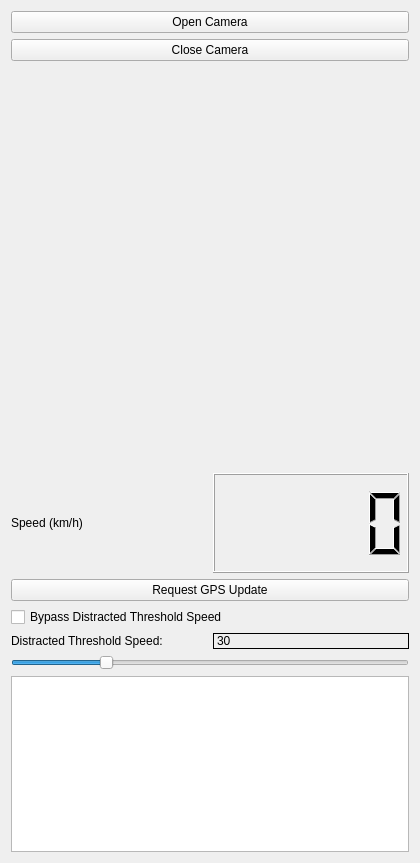
This is drivermonitorandroid.ui in josephsazon/DriverMonitorAndroid as Qt 5 draws it before an edit. The edited form follows.
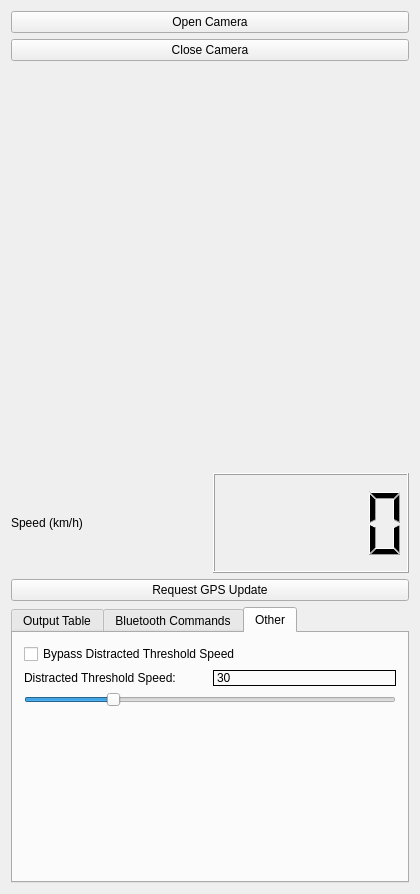
This is the edited form. Custom widgets are drawn as their Qt base class.

Diff of the .ui file:
```diff
--- a/drivermonitorandroid.ui
+++ b/drivermonitorandroid.ui
@@ -7,7 +7,7 @@
     <x>0</x>
     <y>0</y>
     <width>420</width>
-    <height>863</height>
+    <height>894</height>
    </rect>
   </property>
   <property name="sizePolicy">
@@ -74,6 +74,43 @@
      </widget>
     </item>
     <item>
+     <widget class="QTabWidget" name="tabWidget">
+      <property name="currentIndex">
+       <number>2</number>
+      </property>
+      <widget class="QWidget" name="tab">
+       <attribute name="title">
+        <string>Output Table</string>
+       </attribute>
+       <layout class="QVBoxLayout" name="verticalLayout_3">
+        <item>
+         <widget class="QTableWidget" name="tableDisplay"/>
+        </item>
+       </layout>
+      </widget>
+      <widget class="QWidget" name="tab_2">
+       <attribute name="title">
+        <string>Bluetooth Commands</string>
+       </attribute>
+       <layout class="QVBoxLayout" name="verticalLayout_2">
+        <item>
+         <widget class="QTextBrowser" name="commandText">
+          <property name="sizePolicy">
+           <sizepolicy hsizetype="Expanding" vsizetype="Expanding">
+            <horstretch>0</horstretch>
+            <verstretch>0</verstretch>
+           </sizepolicy>
+          </property>
+         </widget>
+        </item>
+       </layout>
+      </widget>
+      <widget class="QWidget" name="tab_3">
+       <attribute name="title">
+        <string>Other</string>
+       </attribute>
+       <layout class="QVBoxLayout" name="verticalLayout_4">
+        <item>
      <widget class="QCheckBox" name="ThresholdSpeedBypass_checkBox">
       <property name="text">
        <string>Bypass Distracted Threshold Speed</string>
@@ -118,13 +155,23 @@
      </widget>
     </item>
     <item>
-     <widget class="QTextBrowser" name="commandText">
-      <property name="sizePolicy">
-       <sizepolicy hsizetype="Expanding" vsizetype="Expanding">
-        <horstretch>0</horstretch>
-        <verstretch>0</verstretch>
-       </sizepolicy>
-      </property>
+         <spacer name="verticalSpacer">
+          <property name="orientation">
+           <enum>Qt::Vertical</enum>
+          </property>
+          <property name="sizeHint" stdset="0">
+           <size>
+            <width>20</width>
+            <height>40</height>
+           </size>
+          </property>
+         </spacer>
+        </item>
+        <item>
+         <layout class="QHBoxLayout" name="horizontalLayout_2"/>
+        </item>
+       </layout>
+      </widget>
      </widget>
     </item>
    </layout>
```
Lines whose indentation alone changed are shown as unchanged.
